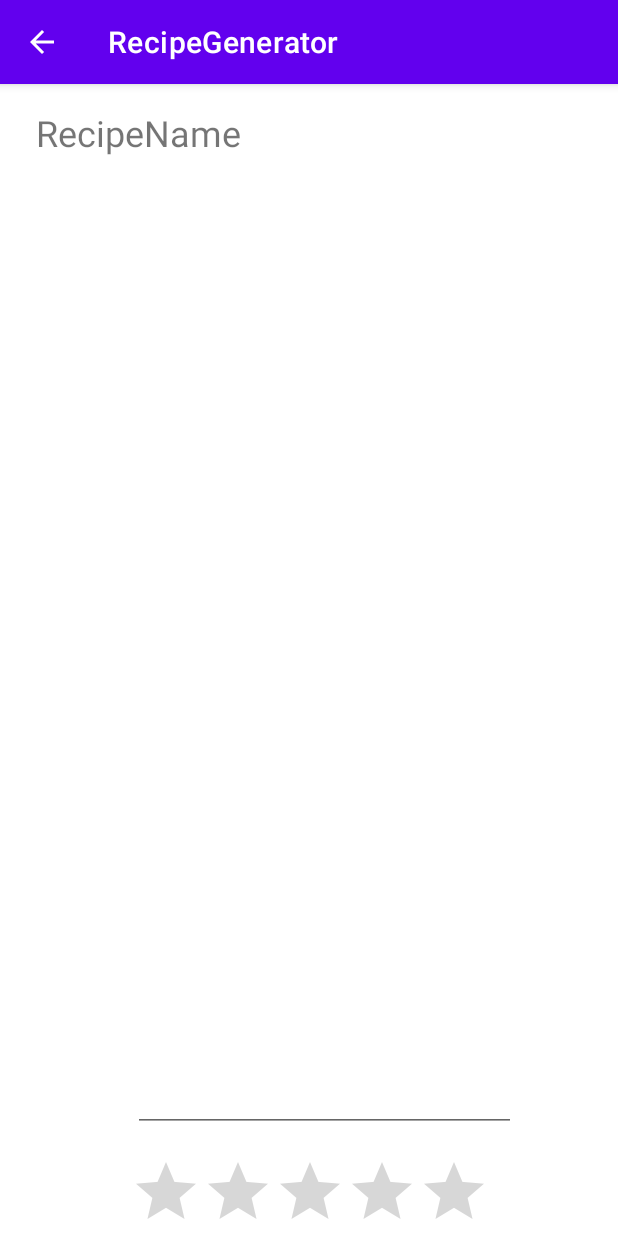
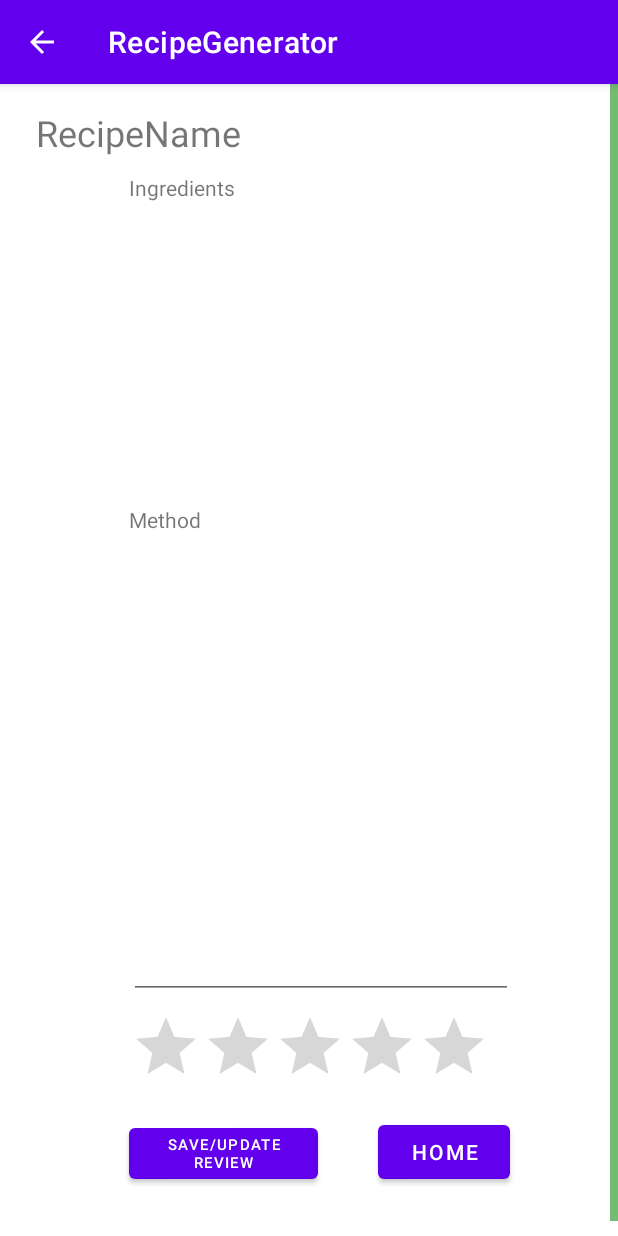
Before and after one commit to SC-118455906/RecipeGeneratorAS, an Android app: the RecipeViewer screen opened directly, with no data from a screen before it, on a phone screen of 412 x 824 dp. Run offline under Robolectric (Android 15) with nearby library versions, the phone set to English and light mode, and no system bars.

Commit message:
Fixed scrollbar in custom recipe and recipe viewer

```diff
--- a/app/src/main/java/com/example/recipegenerator/MainActivity.java
+++ b/app/src/main/java/com/example/recipegenerator/MainActivity.java
@@ -2,6 +2,7 @@ package com.example.recipegenerator;
 
 import androidx.annotation.NonNull;
 import androidx.appcompat.app.AppCompatActivity;
+import androidx.appcompat.app.AppCompatDelegate;
 
 import android.annotation.SuppressLint;
 import android.content.Context;
@@ -32,12 +33,13 @@ public class MainActivity extends AppCompatActivity {
     ListView lst_Users;
     ArrayAdapter arrayAdapter;
     BottomNavigationView bottomNavigationView;
-    public int currentUserID = 1;
+    public int currentUserID = 3;
     boolean isVegetarian;
     boolean isVegan;
 
     @Override
     protected void onCreate(Bundle savedInstanceState) {
+        AppCompatDelegate.setDefaultNightMode(AppCompatDelegate.MODE_NIGHT_NO);
         super.onCreate(savedInstanceState);
         setContentView(R.layout.activity_main);
 
--- a/app/src/main/res/layout/activity_recipe_viewer.xml
+++ b/app/src/main/res/layout/activity_recipe_viewer.xml
@@ -3,10 +3,13 @@
     xmlns:tools="http://schemas.android.com/tools"
     android:layout_width="match_parent"
     android:layout_height="match_parent"
+    android:scrollbars="vertical"
+    android:fadeScrollbars="false"
+    android:scrollbarStyle="outsideOverlay"
+    android:scrollbarSize="5dp"
+    android:scrollbarThumbVertical="@color/lightgreen"
     xmlns:android="http://schemas.android.com/apk/res/android">
-<androidx.constraintlayout.widget.ConstraintLayout xmlns:android="http://schemas.android.com/apk/res/android"
-    xmlns:app="http://schemas.android.com/apk/res-auto"
-    xmlns:tools="http://schemas.android.com/tools"
+<androidx.constraintlayout.widget.ConstraintLayout
     android:layout_width="match_parent"
     android:layout_height="match_parent"
     tools:context=".RecipeViewer">
@@ -25,14 +28,14 @@
 
     <EditText
         android:id="@+id/et_RecipeDescription"
-        android:layout_width="255dp"
-        android:layout_height="348dp"
-        android:layout_marginTop="20dp"
+        android:layout_width="256dp"
+        android:layout_height="310dp"
+        android:layout_marginTop="25dp"
         android:ems="10"
         android:gravity="start|top"
         android:inputType="none"
+        android:overScrollMode="always"
         android:scrollbars="vertical"
-        android:overScrollMode="always"
         app:layout_constraintEnd_toEndOf="@+id/lst_RecipesIngredients"
         app:layout_constraintHorizontal_bias="0.0"
         app:layout_constraintStart_toStartOf="@+id/lst_RecipesIngredients"
@@ -40,8 +43,8 @@
 
     <ListView
         android:id="@+id/lst_RecipesIngredients"
-        android:layout_width="255dp"
-        android:layout_height="250dp"
+        android:layout_width="258dp"
+        android:layout_height="194dp"
         android:layout_marginTop="32dp"
         android:layout_marginEnd="68dp"
         android:layout_marginRight="68dp"
@@ -53,8 +56,10 @@
         android:id="@+id/btn_RVToHome"
         android:layout_width="wrap_content"
         android:layout_height="wrap_content"
-        android:layout_marginTop="80dp"
+        android:layout_marginTop="60dp"
+        android:layout_marginBottom="24dp"
         android:text="Home"
+        app:layout_constraintBottom_toBottomOf="parent"
         app:layout_constraintEnd_toEndOf="parent"
         app:layout_constraintHorizontal_bias="0.777"
         app:layout_constraintStart_toStartOf="parent"
@@ -63,8 +68,8 @@
     <RatingBar
         android:id="@+id/rb_RecipeReview"
         android:layout_width="239dp"
-        android:layout_height="51dp"
-        android:layout_marginTop="16dp"
+        android:layout_height="45dp"
+        android:layout_marginTop="8dp"
         app:layout_constraintEnd_toEndOf="parent"
         app:layout_constraintStart_toStartOf="parent"
         app:layout_constraintTop_toBottomOf="@+id/et_RecipeDescription" />
@@ -83,5 +88,22 @@
         app:layout_constraintTop_toBottomOf="@+id/et_RecipeDescription"
         app:layout_constraintVertical_bias="0.0" />
 
+    <TextView
+        android:id="@+id/textView5"
+        android:layout_width="wrap_content"
+        android:layout_height="wrap_content"
+        android:layout_marginBottom="2dp"
+        android:text="@string/ic_ingredients"
+        app:layout_constraintBottom_toTopOf="@+id/lst_RecipesIngredients"
+        app:layout_constraintStart_toStartOf="@+id/lst_RecipesIngredients" />
+
+    <TextView
+        android:id="@+id/textView6"
+        android:layout_width="wrap_content"
+        android:layout_height="wrap_content"
+        android:text="Method"
+        app:layout_constraintBottom_toTopOf="@+id/et_RecipeDescription"
+        app:layout_constraintStart_toStartOf="@+id/et_RecipeDescription" />
+
 </androidx.constraintlayout.widget.ConstraintLayout>
 </androidx.core.widget.NestedScrollView>
--- a/app/src/main/res/values/colors.xml
+++ b/app/src/main/res/values/colors.xml
@@ -7,4 +7,5 @@
     <color name="teal_700">#FF018786</color>
     <color name="black">#FF000000</color>
     <color name="white">#FFFFFFFF</color>
+    <color name="lightgreen">#75ba75</color>
 </resources>
--- a/app/src/main/res/values/strings.xml
+++ b/app/src/main/res/values/strings.xml
@@ -2,7 +2,7 @@
     <string name="app_name">RecipeGenerator</string>
     <string name="FirstName">First Name:</string>
     <string name="Surname">Surname:</string>
-    <string name="Allergens">Allergens</string>
+    <string name="Allergens">Allergens/Dietary Requirements</string>
     <string name="Quantity">Quantity</string>
     <string name="IngredientName">Ingredient Name</string>
     <string name="RecipeName">e.g. Turkey Burger</string>
```
Also changed, not shown: app/src/main/java/com/example/recipegenerator/CustomRecipe.java (+12 -1 lines), app/src/main/res/layout/activity_create_profile.xml (+68 -7 lines), app/src/main/res/layout/activity_custom_recipe.xml (+10 -5 lines), app/src/main/res/layout/activity_main.xml (+9 -8 lines), app/src/main/assets/RecipeGenerator.db.
